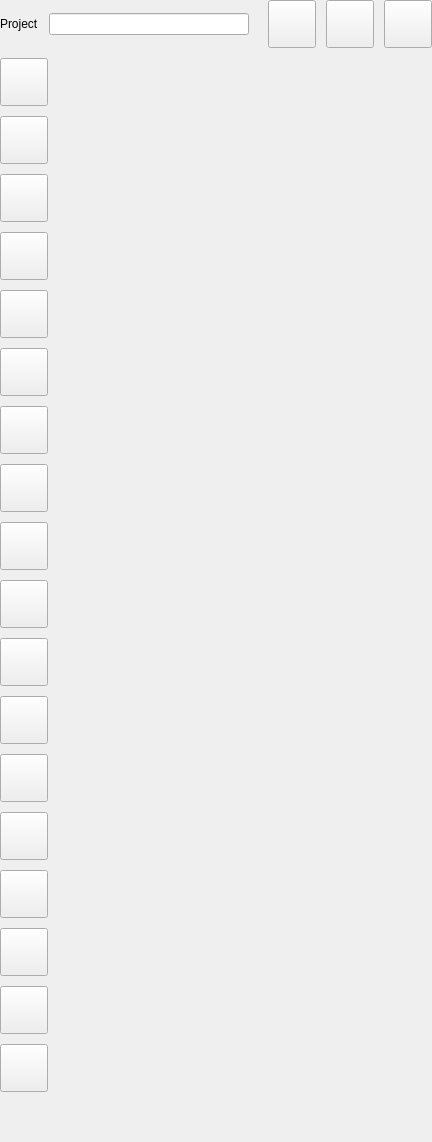
RemotelyChaotic/JOIPEngine, file src/Editor/EditorActionBar.ui: the form before one commit.
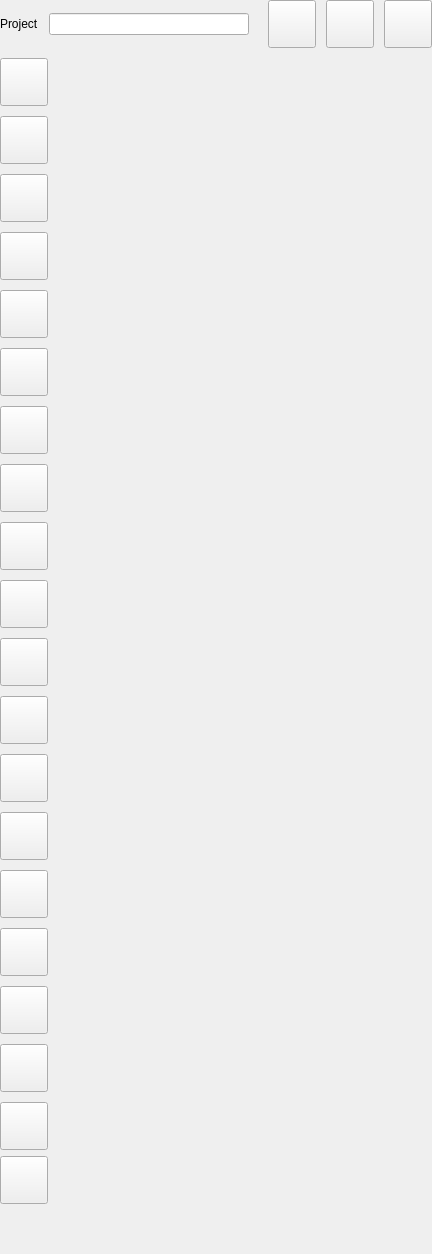
The form after the commit.

Commit message:
Multiple General fixes & Project Settings page added
 - Fixed mutex deadlock in resource display introduced in 1.0.1
 - Fixed Project Version issue introduced in 1.0.1
 - Fixed save issues introduced in 1.0.1
 - Added Project Settings page

```diff
--- a/src/Editor/EditorActionBar.ui
+++ b/src/Editor/EditorActionBar.ui
@@ -7,7 +7,7 @@
     <x>0</x>
     <y>0</y>
     <width>432</width>
-    <height>1142</height>
+    <height>1254</height>
    </rect>
   </property>
   <property name="sizePolicy">
@@ -860,6 +860,80 @@
      </layout>
     </widget>
    </item>
+   <item>
+    <widget class="QWidget" name="pProjectSettingsEditorContainer" native="true">
+     <layout class="QVBoxLayout" name="verticalLayout_6">
+      <property name="leftMargin">
+       <number>0</number>
+      </property>
+      <property name="topMargin">
+       <number>0</number>
+      </property>
+      <property name="rightMargin">
+       <number>0</number>
+      </property>
+      <property name="bottomMargin">
+       <number>0</number>
+      </property>
+      <item>
+       <widget class="QPushButton" name="AddFetishButton">
+        <property name="minimumSize">
+         <size>
+          <width>48</width>
+          <height>48</height>
+         </size>
+        </property>
+        <property name="maximumSize">
+         <size>
+          <width>48</width>
+          <height>48</height>
+         </size>
+        </property>
+        <property name="toolTip">
+         <string>Add a fetish / kink to the project</string>
+        </property>
+        <property name="text">
+         <string/>
+        </property>
+        <property name="iconSize">
+         <size>
+          <width>48</width>
+          <height>48</height>
+         </size>
+        </property>
+       </widget>
+      </item>
+      <item>
+       <widget class="QPushButton" name="RemoveFetishButton">
+        <property name="minimumSize">
+         <size>
+          <width>48</width>
+          <height>48</height>
+         </size>
+        </property>
+        <property name="maximumSize">
+         <size>
+          <width>48</width>
+          <height>48</height>
+         </size>
+        </property>
+        <property name="toolTip">
+         <string>Remove the selected fetish / kink from the project</string>
+        </property>
+        <property name="text">
+         <string/>
+        </property>
+        <property name="iconSize">
+         <size>
+          <width>48</width>
+          <height>48</height>
+         </size>
+        </property>
+       </widget>
+      </item>
+     </layout>
+    </widget>
+   </item>
    <item>
     <spacer name="verticalSpacer">
      <property name="orientation">
```
The commit also changes 29 other files.
